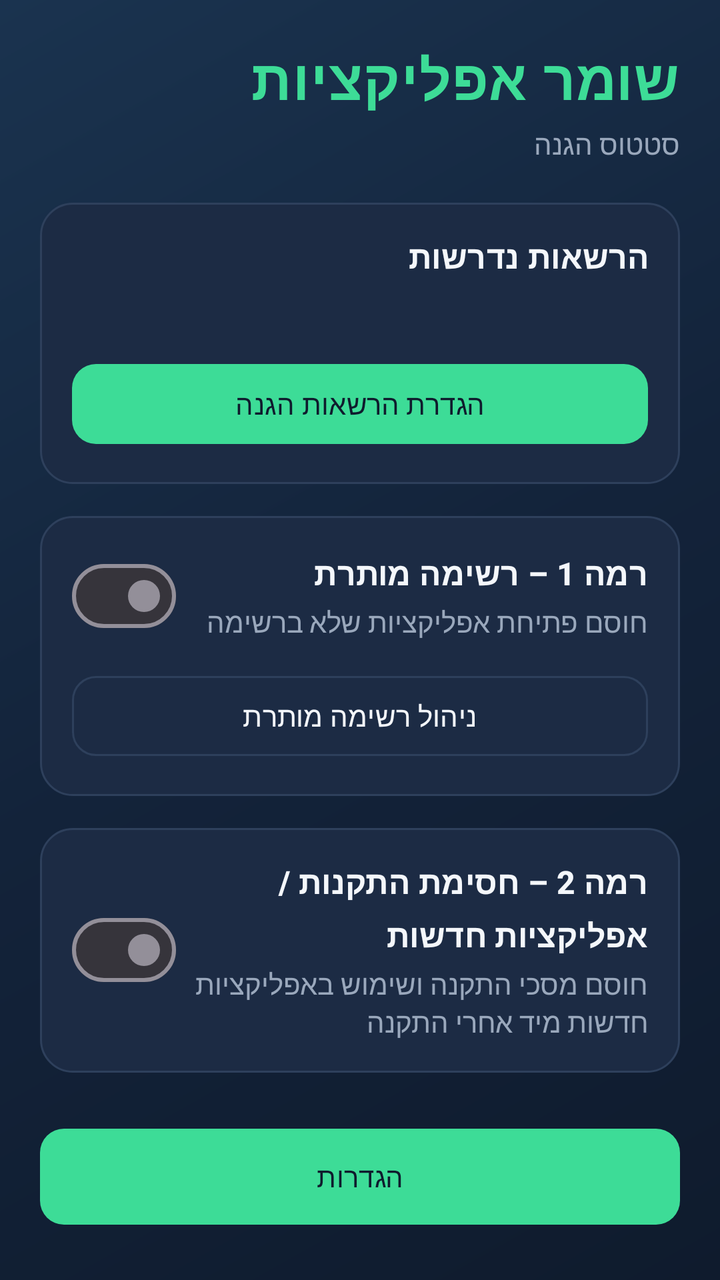
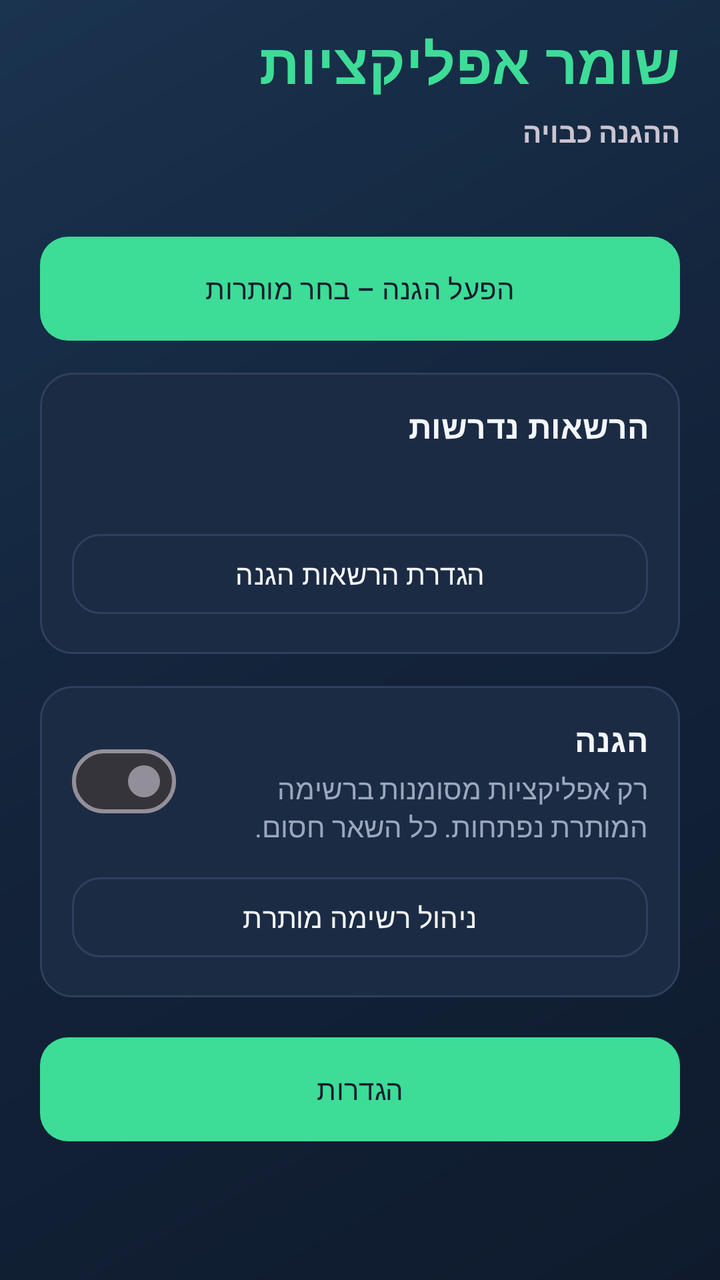

Two renders of the same Android screen: before a commit and after it. Below are the layout's source before the change and the commit's diff.
<!-- AndroidManifest.xml: application theme Theme.AppGuard -->
<!-- res/layout/activity_main.xml -->
<?xml version="1.0" encoding="utf-8"?>
<ScrollView xmlns:android="http://schemas.android.com/apk/res/android"
    android:layout_width="match_parent"
    android:layout_height="match_parent"
    android:background="@drawable/bg_gradient"
    android:layoutDirection="rtl"
    android:fillViewport="true">

    <LinearLayout
        android:layout_width="match_parent"
        android:layout_height="wrap_content"
        android:orientation="vertical"
        android:padding="20dp">

        <TextView
            style="@style/Text.Brand"
            android:layout_width="match_parent"
            android:layout_height="wrap_content"
            android:text="@string/app_name"
            android:textSize="28sp" />

        <TextView
            android:layout_width="match_parent"
            android:layout_height="wrap_content"
            android:layout_marginTop="4dp"
            android:text="@string/protection_status"
            android:textColor="@color/text_secondary" />

        <LinearLayout
            android:layout_width="match_parent"
            android:layout_height="wrap_content"
            android:layout_marginTop="20dp"
            android:background="@drawable/bg_panel"
            android:orientation="vertical"
            android:padding="16dp">

            <TextView
                style="@style/Text.Section"
                android:layout_width="match_parent"
                android:layout_height="wrap_content"
                android:text="@string/required_permissions" />

            <TextView
                android:id="@+id/permissionsSummary"
                android:layout_width="match_parent"
                android:layout_height="wrap_content"
                android:layout_marginTop="8dp"
                android:textColor="@color/text_secondary" />

            <com.google.android.material.button.MaterialButton
                android:id="@+id/btnSetupPermissions"
                android:layout_width="match_parent"
                android:layout_height="wrap_content"
                android:layout_marginTop="12dp"
                android:text="@string/open_setup" />
        </LinearLayout>

        <LinearLayout
            android:layout_width="match_parent"
            android:layout_height="wrap_content"
            android:layout_marginTop="16dp"
            android:background="@drawable/bg_panel"
            android:orientation="vertical"
            android:padding="16dp">

            <LinearLayout
                android:layout_width="match_parent"
                android:layout_height="wrap_content"
                android:gravity="center_vertical"
                android:orientation="horizontal">

                <LinearLayout
                    android:layout_width="0dp"
                    android:layout_height="wrap_content"
                    android:layout_weight="1"
                    android:orientation="vertical">

                    <TextView
                        style="@style/Text.Section"
                        android:layout_width="match_parent"
                        android:layout_height="wrap_content"
                        android:text="@string/level1_title" />

                    <TextView
                        android:layout_width="match_parent"
                        android:layout_height="wrap_content"
                        android:layout_marginTop="4dp"
                        android:text="@string/level1_desc"
                        android:textColor="@color/text_secondary" />
                </LinearLayout>

                <com.google.android.material.materialswitch.MaterialSwitch
                    android:id="@+id/switchAllowlist"
                    android:layout_width="wrap_content"
                    android:layout_height="wrap_content" />
            </LinearLayout>

            <com.google.android.material.button.MaterialButton
                android:id="@+id/btnAllowlist"
                style="@style/Widget.AppGuard.Button.Outlined"
                android:layout_width="match_parent"
                android:layout_height="wrap_content"
                android:layout_marginTop="12dp"
                android:text="@string/manage_allowlist" />
        </LinearLayout>

        <LinearLayout
            android:layout_width="match_parent"
            android:layout_height="wrap_content"
            android:layout_marginTop="16dp"
            android:background="@drawable/bg_panel"
            android:orientation="vertical"
            android:padding="16dp">

            <LinearLayout
                android:layout_width="match_parent"
                android:layout_height="wrap_content"
                android:gravity="center_vertical"
                android:orientation="horizontal">

                <LinearLayout
                    android:layout_width="0dp"
                    android:layout_height="wrap_content"
                    android:layout_weight="1"
                    android:orientation="vertical">

                    <TextView
                        style="@style/Text.Section"
                        android:layout_width="match_parent"
                        android:layout_height="wrap_content"
                        android:text="@string/level2_title" />

                    <TextView
                        android:layout_width="match_parent"
                        android:layout_height="wrap_content"
                        android:layout_marginTop="4dp"
                        android:text="@string/level2_desc"
                        android:textColor="@color/text_secondary" />
                </LinearLayout>

                <com.google.android.material.materialswitch.MaterialSwitch
                    android:id="@+id/switchInstallBlock"
                    android:layout_width="wrap_content"
                    android:layout_height="wrap_content" />
            </LinearLayout>
        </LinearLayout>

        <com.google.android.material.button.MaterialButton
            android:id="@+id/btnSettings"
            android:layout_width="match_parent"
            android:layout_height="56dp"
            android:layout_marginTop="24dp"
            android:text="@string/settings" />
    </LinearLayout>
</ScrollView>
<!-- resources referenced by this layout -->
<resources>
  <color name="text_secondary">#9AA8BC</color>
  <!-- drawable bg_gradient (drawable) -->
  <?xml version="1.0" encoding="utf-8"?>
  <shape xmlns:android="http://schemas.android.com/apk/res/android"
      android:shape="rectangle">
      <gradient
          android:angle="135"
          android:startColor="#0F1B2D"
          android:centerColor="#13233A"
          android:endColor="#1A334F"
          android:type="linear" />
  </shape>
  <!-- drawable bg_panel (drawable) -->
  <?xml version="1.0" encoding="utf-8"?>
  <shape xmlns:android="http://schemas.android.com/apk/res/android"
      android:shape="rectangle">
      <solid android:color="@color/surface" />
      <corners android:radius="16dp" />
      <stroke
          android:width="1dp"
          android:color="@color/stroke" />
  </shape>
  <string name="app_name">שומר אפליקציות</string>
  <string name="level1_desc">חוסם פתיחת אפליקציות שלא ברשימה</string>
  <string name="level1_title">רמה 1 – רשימה מותרת</string>
  <string name="level2_desc">חוסם מסכי התקנה ושימוש באפליקציות חדשות מיד אחרי התקנה</string>
  <string name="level2_title">רמה 2 – חסימת התקנות / אפליקציות חדשות</string>
  <string name="manage_allowlist">ניהול רשימה מותרת</string>
  <string name="open_setup">הגדרת הרשאות הגנה</string>
  <string name="protection_status">סטטוס הגנה</string>
  <string name="required_permissions">הרשאות נדרשות</string>
  <string name="settings">הגדרות</string>
  <style name="Text.Brand" parent="TextAppearance.Material3.HeadlineLarge">
          <item name="android:textColor">@color/accent</item>
          <item name="android:textStyle">bold</item>
          <item name="android:letterSpacing">0.02</item>
      </style>
  <style name="Text.Section" parent="TextAppearance.Material3.TitleMedium">
          <item name="android:textColor">@color/text_primary</item>
          <item name="android:textStyle">bold</item>
      </style>
  <style name="Widget.AppGuard.Button.Outlined" parent="Widget.Material3.Button.OutlinedButton">
          <item name="strokeColor">@color/stroke</item>
          <item name="android:textColor">@color/text_primary</item>
          <item name="cornerRadius">12dp</item>
      </style>
  <style name="Theme.AppGuard" parent="Theme.Material3.Dark.NoActionBar">
          <item name="colorPrimary">@color/accent</item>
          <item name="colorPrimaryContainer">@color/accent_dim</item>
          <item name="colorOnPrimary">@color/bg</item>
          <item name="colorSecondary">@color/warning</item>
          <item name="colorError">@color/danger</item>
          <item name="android:statusBarColor">@color/bg</item>
          <item name="android:navigationBarColor">@color/bg</item>
          <item name="android:windowBackground">@color/bg</item>
          <item name="android:textColorPrimary">@color/text_primary</item>
          <item name="android:textColorSecondary">@color/text_secondary</item>
          <item name="materialButtonStyle">@style/Widget.AppGuard.Button</item>
      </style>
  <color name="surface">#1C2B44</color>
  <color name="stroke">#2E405C</color>
  <color name="accent">#3DDC97</color>
  <color name="text_primary">#F4F7FB</color>
  <color name="accent_dim">#2A9B6C</color>
  <color name="bg">#0F1B2D</color>
  <color name="warning">#FFCC66</color>
  <color name="danger">#F07178</color>
  <style name="Widget.AppGuard.Button" parent="Widget.Material3.Button">
          <item name="backgroundTint">@color/accent</item>
          <item name="android:textColor">@color/bg</item>
          <item name="cornerRadius">12dp</item>
      </style>
</resources>

<!-- the commit's change to res/layout/activity_main.xml (unified diff, before → after) -->
@@ -3,14 +3,17 @@
     android:layout_width="match_parent"
     android:layout_height="match_parent"
     android:background="@drawable/bg_gradient"
+    android:clipToPadding="false"
+    android:fillViewport="true"
     android:layoutDirection="rtl"
-    android:fillViewport="true">
+    android:paddingHorizontal="20dp"
+    android:paddingTop="12dp"
+    android:paddingBottom="20dp">
 
     <LinearLayout
         android:layout_width="match_parent"
         android:layout_height="wrap_content"
-        android:orientation="vertical"
-        android:padding="20dp">
+        android:orientation="vertical">
 
         <TextView
             style="@style/Text.Brand"
@@ -20,16 +23,39 @@
             android:textSize="28sp" />
 
         <TextView
+            android:id="@+id/protectionBadge"
+            android:layout_width="match_parent"
+            android:layout_height="wrap_content"
+            android:layout_marginTop="6dp"
+            android:text="@string/protection_inactive"
+            android:textStyle="bold" />
+
+        <TextView
+            android:id="@+id/allowlistCount"
             android:layout_width="match_parent"
             android:layout_height="wrap_content"
             android:layout_marginTop="4dp"
-            android:text="@string/protection_status"
             android:textColor="@color/text_secondary" />
+
+        <TextView
+            android:id="@+id/pendingCount"
+            android:layout_width="match_parent"
+            android:layout_height="wrap_content"
+            android:layout_marginTop="2dp"
+            android:textColor="@color/danger"
+            android:visibility="gone" />
+
+        <com.google.android.material.button.MaterialButton
+            android:id="@+id/btnEnableBoth"
+            android:layout_width="match_parent"
+            android:layout_height="wrap_content"
+            android:layout_marginTop="20dp"
+            android:text="@string/enable_full_protection" />
 
         <LinearLayout
             android:layout_width="match_parent"
             android:layout_height="wrap_content"
-            android:layout_marginTop="20dp"
+            android:layout_marginTop="16dp"
             android:background="@drawable/bg_panel"
             android:orientation="vertical"
             android:padding="16dp">
@@ -49,6 +75,7 @@
 
             <com.google.android.material.button.MaterialButton
                 android:id="@+id/btnSetupPermissions"
+                style="@style/Widget.AppGuard.Button.Outlined"
                 android:layout_width="match_parent"
                 android:layout_height="wrap_content"
                 android:layout_marginTop="12dp"
@@ -72,6 +99,7 @@
                 <LinearLayout
                     android:layout_width="0dp"
                     android:layout_height="wrap_content"
+                    android:layout_marginEnd="12dp"
                     android:layout_weight="1"
                     android:orientation="vertical">
 
@@ -104,52 +132,12 @@
                 android:text="@string/manage_allowlist" />
         </LinearLayout>
 
-        <LinearLayout
-            android:layout_width="match_parent"
-            android:layout_height="wrap_content"
-            android:layout_marginTop="16dp"
-            android:background="@drawable/bg_panel"
-            android:orientation="vertical"
-            android:padding="16dp">
-
-            <LinearLayout
-                android:layout_width="match_parent"
-                android:layout_height="wrap_content"
-                android:gravity="center_vertical"
-                android:orientation="horizontal">
-
-                <LinearLayout
-                    android:layout_width="0dp"
-                    android:layout_height="wrap_content"
-                    android:layout_weight="1"
-                    android:orientation="vertical">
-
-                    <TextView
-                        style="@style/Text.Section"
-                        android:layout_width="match_parent"
-                        android:layout_height="wrap_content"
-                        android:text="@string/level2_title" />
-
-                    <TextView
-                        android:layout_width="match_parent"
-                        android:layout_height="wrap_content"
-                        android:layout_marginTop="4dp"
-                        android:text="@string/level2_desc"
-                        android:textColor="@color/text_secondary" />
-                </LinearLayout>
-
-                <com.google.android.material.materialswitch.MaterialSwitch
-                    android:id="@+id/switchInstallBlock"
-                    android:layout_width="wrap_content"
-                    android:layout_height="wrap_content" />
-            </LinearLayout>
-        </LinearLayout>
-
         <com.google.android.material.button.MaterialButton
             android:id="@+id/btnSettings"
             android:layout_width="match_parent"
-            android:layout_height="56dp"
-            android:layout_marginTop="24dp"
+            android:layout_height="wrap_content"
+            android:layout_marginTop="20dp"
+            android:layout_marginBottom="8dp"
             android:text="@string/settings" />
     </LinearLayout>
 </ScrollView>
<!-- resource entries referenced after the edit -->
@@ -23,19 +23,18 @@
           android:color="@color/stroke" />
   </shape>
   <string name="app_name">שומר אפליקציות</string>
-  <string name="level1_desc">חוסם פתיחת אפליקציות שלא ברשימה</string>
-  <string name="level1_title">רמה 1 – רשימה מותרת</string>
-  <string name="level2_desc">חוסם מסכי התקנה ושימוש באפליקציות חדשות מיד אחרי התקנה</string>
-  <string name="level2_title">רמה 2 – חסימת התקנות / אפליקציות חדשות</string>
+  <string name="enable_full_protection">הפעל הגנה – בחר מותרות</string>
+  <string name="level1_desc">רק אפליקציות מסומנות ברשימה המותרת נפתחות. כל השאר חסום.</string>
+  <string name="level1_title">הגנה</string>
   <string name="manage_allowlist">ניהול רשימה מותרת</string>
   <string name="open_setup">הגדרת הרשאות הגנה</string>
-  <string name="protection_status">סטטוס הגנה</string>
+  <string name="protection_inactive">ההגנה כבויה</string>
   <string name="required_permissions">הרשאות נדרשות</string>
   <string name="settings">הגדרות</string>
   <style name="Text.Brand" parent="TextAppearance.Material3.HeadlineLarge">
           <item name="android:textColor">@color/accent</item>
           <item name="android:textStyle">bold</item>
-          <item name="android:letterSpacing">0.02</item>
+          <item name="android:letterSpacing">0.01</item>
       </style>
   <style name="Text.Section" parent="TextAppearance.Material3.TitleMedium">
           <item name="android:textColor">@color/text_primary</item>
@@ -44,7 +43,8 @@
   <style name="Widget.AppGuard.Button.Outlined" parent="Widget.Material3.Button.OutlinedButton">
           <item name="strokeColor">@color/stroke</item>
           <item name="android:textColor">@color/text_primary</item>
-          <item name="cornerRadius">12dp</item>
+          <item name="cornerRadius">14dp</item>
+          <item name="android:minHeight">48dp</item>
       </style>
   <style name="Theme.AppGuard" parent="Theme.Material3.Dark.NoActionBar">
           <item name="colorPrimary">@color/accent</item>
@@ -52,12 +52,13 @@
           <item name="colorOnPrimary">@color/bg</item>
           <item name="colorSecondary">@color/warning</item>
           <item name="colorError">@color/danger</item>
-          <item name="android:statusBarColor">@color/bg</item>
-          <item name="android:navigationBarColor">@color/bg</item>
+          <item name="android:statusBarColor">@android:color/transparent</item>
+          <item name="android:navigationBarColor">@android:color/transparent</item>
           <item name="android:windowBackground">@color/bg</item>
           <item name="android:textColorPrimary">@color/text_primary</item>
           <item name="android:textColorSecondary">@color/text_secondary</item>
           <item name="materialButtonStyle">@style/Widget.AppGuard.Button</item>
+          <item name="android:windowLayoutInDisplayCutoutMode">shortEdges</item>
       </style>
   <color name="surface">#1C2B44</color>
   <color name="stroke">#2E405C</color>
@@ -70,7 +71,10 @@
   <style name="Widget.AppGuard.Button" parent="Widget.Material3.Button">
           <item name="backgroundTint">@color/accent</item>
           <item name="android:textColor">@color/bg</item>
-          <item name="cornerRadius">12dp</item>
+          <item name="cornerRadius">14dp</item>
+          <item name="android:minHeight">52dp</item>
+          <item name="android:insetTop">0dp</item>
+          <item name="android:insetBottom">0dp</item>
       </style>
 </resources>
 
